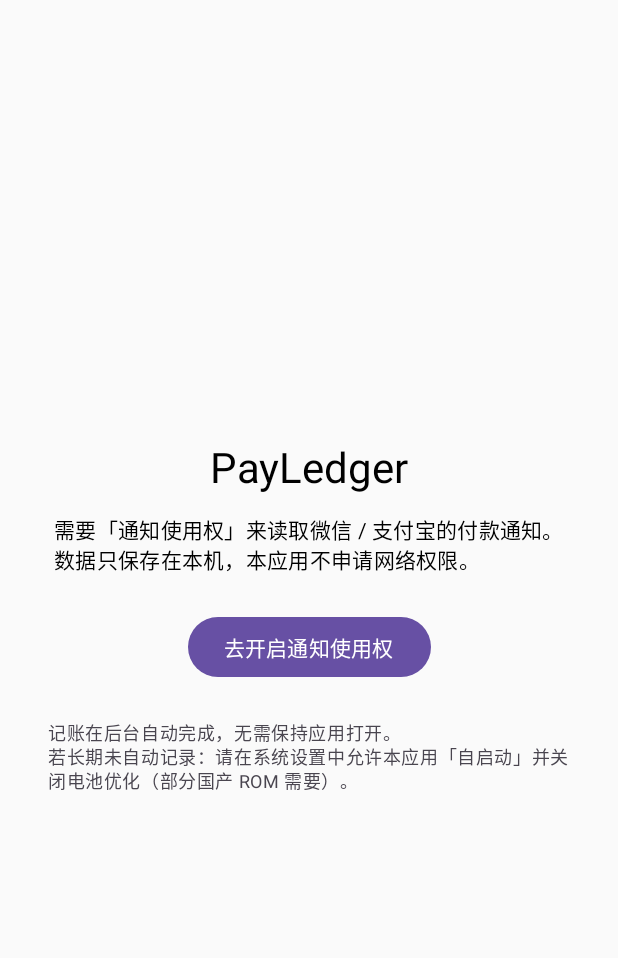
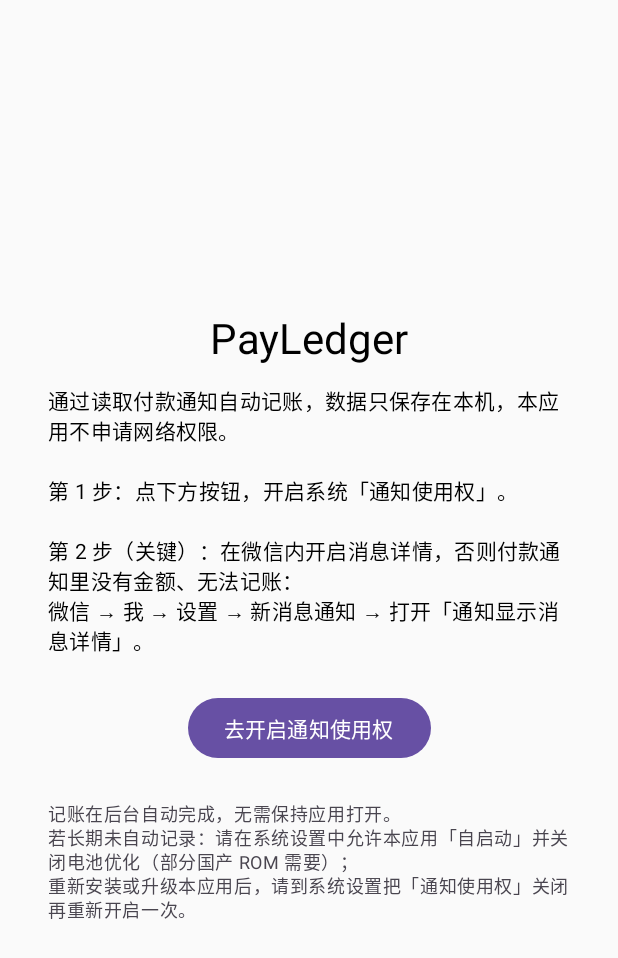
Before and after one commit to 163zhanghao163/pay-ledger, an Android app built with Jetpack Compose: the screen it shows after launch (MainActivity), on a phone screen of 412 x 824 dp. Shown: the top 958 px of the screen. Run offline under Robolectric (Android 15) with nearby library versions, the phone set to English and light mode, and no system bars.

Commit message:
fix: 微信漏记主因引导——通知显示消息详情 + 升级后通知使用权重开提示（v0.4.1）

```diff
--- a/app/build.gradle.kts
+++ b/app/build.gradle.kts
@@ -13,8 +13,8 @@ android {
         applicationId = "com.zhaoyingqi.payledger"
         minSdk = 26
         targetSdk = 35
-        versionCode = 4
-        versionName = "0.4.0"
+        versionCode = 5
+        versionName = "0.4.1"
     }
 
     buildTypes {
--- a/app/src/main/java/com/zhaoyingqi/payledger/ui/screens/AuthorizationScreen.kt
+++ b/app/src/main/java/com/zhaoyingqi/payledger/ui/screens/AuthorizationScreen.kt
@@ -28,7 +28,10 @@ fun AuthorizationScreen() {
         Text("PayLedger", style = MaterialTheme.typography.headlineMedium)
         Spacer(Modifier.height(12.dp))
         Text(
-            "需要「通知使用权」来读取微信 / 支付宝的付款通知。\n数据只保存在本机，本应用不申请网络权限。",
+            "通过读取付款通知自动记账，数据只保存在本机，本应用不申请网络权限。\n\n" +
+                "第 1 步：点下方按钮，开启系统「通知使用权」。\n\n" +
+                "第 2 步（关键）：在微信内开启消息详情，否则付款通知里没有金额、无法记账：\n" +
+                "微信 → 我 → 设置 → 新消息通知 → 打开「通知显示消息详情」。",
             style = MaterialTheme.typography.bodyMedium,
         )
         Spacer(Modifier.height(24.dp))
@@ -40,7 +43,8 @@ fun AuthorizationScreen() {
         Spacer(Modifier.height(24.dp))
         Text(
             "记账在后台自动完成，无需保持应用打开。\n" +
-                "若长期未自动记录：请在系统设置中允许本应用「自启动」并关闭电池优化（部分国产 ROM 需要）。",
+                "若长期未自动记录：请在系统设置中允许本应用「自启动」并关闭电池优化（部分国产 ROM 需要）；\n" +
+                "重新安装或升级本应用后，请到系统设置把「通知使用权」关闭再重新开启一次。",
             style = MaterialTheme.typography.bodySmall,
             color = MaterialTheme.colorScheme.onSurfaceVariant,
         )
```
Also changed, not shown: app/src/main/java/com/zhaoyingqi/payledger/ui/screens/DebugPreviewScreen.kt (+10 -1 lines).
